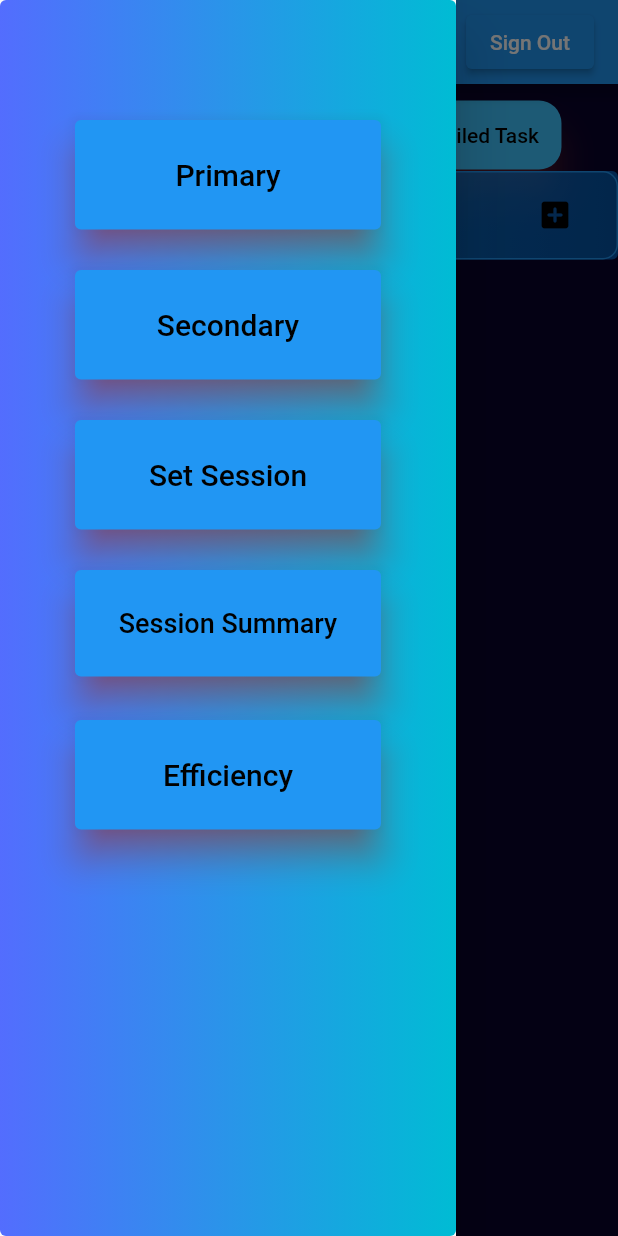
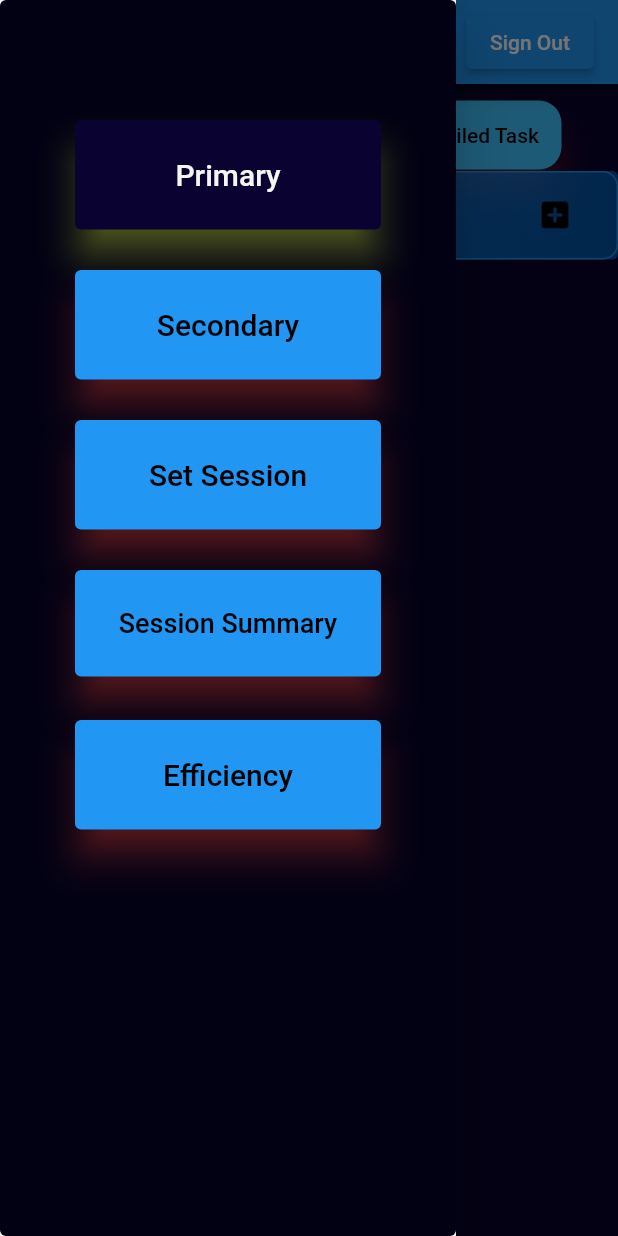
Before and after one commit to galib130/Task-Analyzer, a Flutter app: the screen it shows once a user with an empty profile is signed in, with the side drawer open, on a phone screen of 412 x 824 dp. Run offline on Flutter 3.47's test engine with Material 2 defaults, Android fonts, the phone set to English and light mode, and no system bars; drawn by our look-alikes of flutter_typeahead; our stand-ins replace charts_flutter, cloud_firestore, firebase_auth, firebase_core, firebase_messaging, flutter_local_notifications and 3 more; missing offline and left inert: cloud_firestore_web, firebase_auth_web, firebase_core_web, firebase_messaging_web, flutter_keyboard_visibility_web; accounts and stored records are empty.

Commit message:
Changed homescreen

```diff
--- a/lib/home screen/TestAppState.dart
+++ b/lib/home screen/TestAppState.dart
@@ -499,7 +499,7 @@ class TestAppState extends State<TestApp> {
           ],
         ),
       ),
-      backgroundColor: Color.fromARGB(255, 3, 8, 78),
+      backgroundColor: Color.fromARGB(255, 7, 7, 7),
       drawer: Drawer(
         child: Container(
           decoration: BoxDecoration(
@@ -509,8 +509,8 @@ class TestAppState extends State<TestApp> {
                   begin: Alignment.topRight,
                   end: Alignment.topLeft,
                   colors: [
-                    Colors.cyan,
-                    Colors.indigoAccent,
+                    Color.fromARGB(255, 2, 1, 19),
+                    Color.fromARGB(255, 2, 1, 19),
                   ])),
           child: Stack(
             children: [
@@ -532,9 +532,9 @@ class TestAppState extends State<TestApp> {
                       ),
                     ),
                     style: ElevatedButton.styleFrom(
-                        primary: Colors.blue,
-                        onPrimary: Colors.black,
-                        shadowColor: Colors.red,
+                        primary: Color.fromARGB(255, 10, 2, 49),
+                        onPrimary: Color.fromARGB(255, 247, 244, 244),
+                        shadowColor: Color.fromARGB(255, 216, 244, 54),
                         elevation: 10,
                         padding: EdgeInsets.all(25)),
                   )),
```
